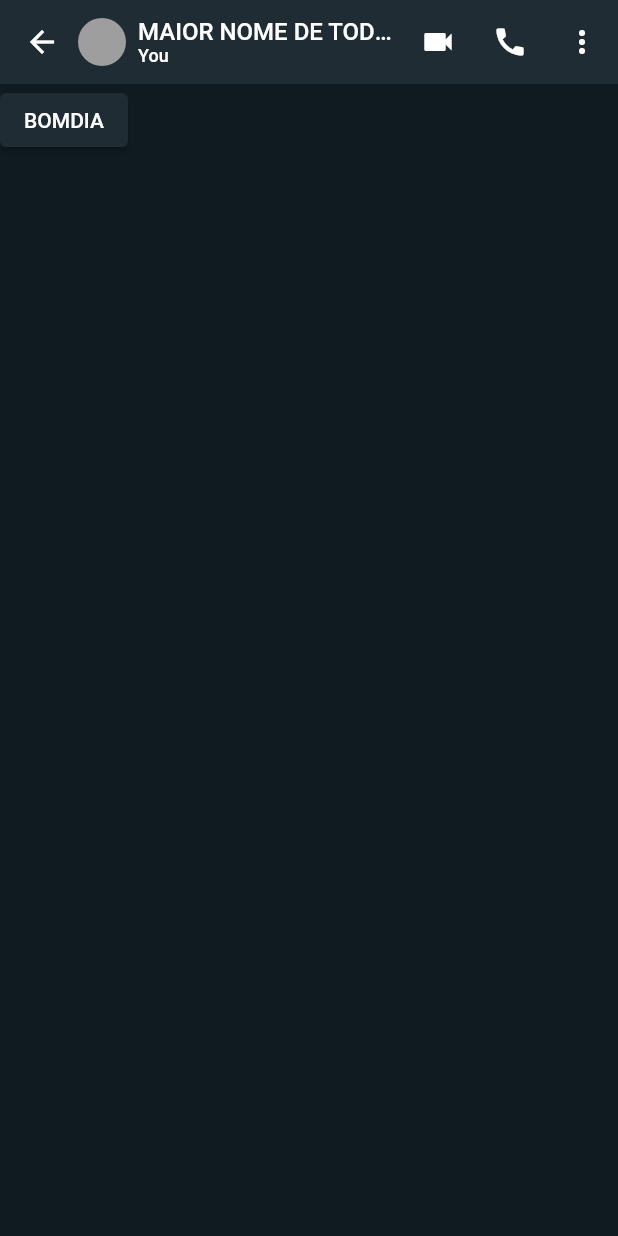
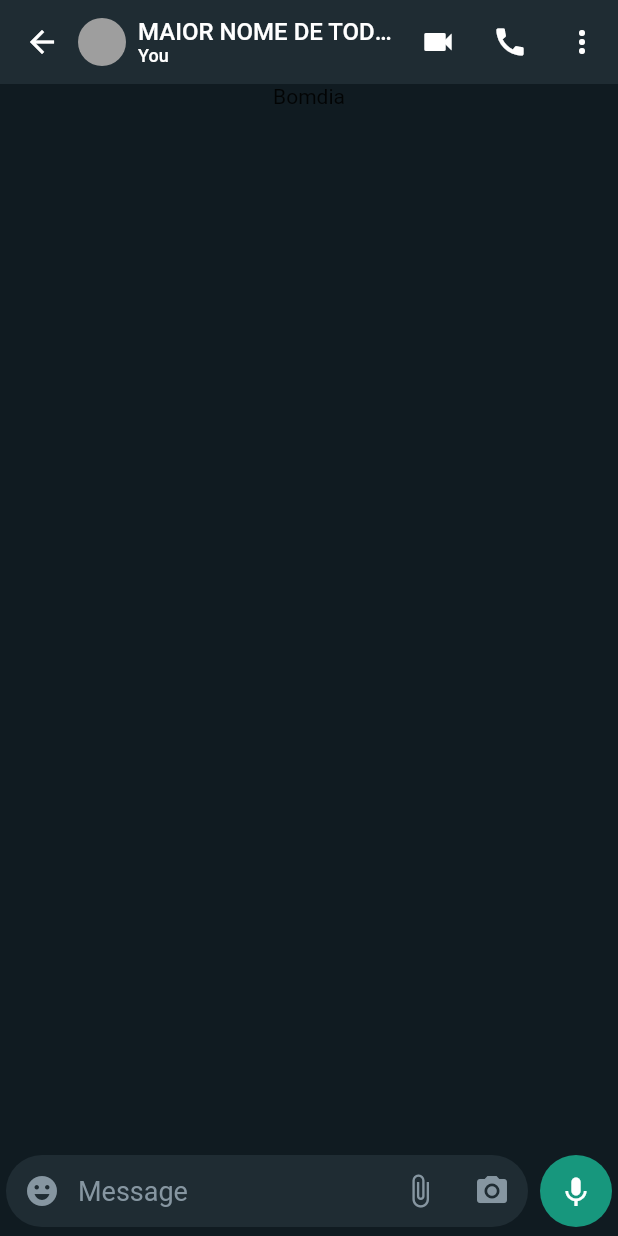
Before and after one commit to oliveira88/whatsapp, a Flutter app: the SingleChat screen opened by its route, on a phone screen of 412 x 824 dp. Run offline on Flutter 3.47's test engine with Material 2 defaults, Android fonts, the phone set to English and light mode, and no system bars.

Commit message:
Added Text message to the Single Chat Page

```diff
--- a/lib/views/chat/single_chat_page.dart
+++ b/lib/views/chat/single_chat_page.dart
@@ -1,74 +1,107 @@
 import 'package:flutter/material.dart';
+import 'package:whatsapp/theme/theme.dart';
+import 'package:whatsapp/views/chat/chat_header_widget.dart';
 
 class SingleChat extends StatelessWidget {
   const SingleChat({Key? key}) : super(key: key);
 
   @override
   Widget build(BuildContext context) {
-    return SafeArea(
-      child: Scaffold(
-        appBar: AppBar(
-          titleSpacing: -4.0,
-          title: Row(
+    final _textController = TextEditingController();
+    return Scaffold(
+      appBar: ChatHeader(
+        title: 'MAIOR NOME DE TODOS LOS T',
+        subtitle: 'You',
+      ),
+      body: Column(
         children: [
-              CircleAvatar(
-                radius: 16.0,
-                backgroundImage: null,
-                backgroundColor: Colors.grey[500],
+          Text('Bomdia'),
+          Expanded(
+            child: Row(
+              mainAxisAlignment: MainAxisAlignment.end,
+              crossAxisAlignment: CrossAxisAlignment.end,
+              children: [
+                Expanded(
+                  child: Column(
+                    mainAxisSize: MainAxisSize.max,
+                    mainAxisAlignment: MainAxisAlignment.end,
+                    children: [
+                      Container(
+                        margin:
+                            EdgeInsets.symmetric(vertical: 6, horizontal: 4),
+                        decoration: BoxDecoration(
+                          color: ColorTheme.Primary,
+                          borderRadius: BorderRadius.all(Radius.circular(50)),
                         ),
-              Expanded(
-                child: Container(
-                  padding: const EdgeInsets.only(left: 8.0),
-                  child: Column(
-                    crossAxisAlignment: CrossAxisAlignment.start,
-                    children: const [
-                      Text(
-                        'MAIOR NOME DE TODOS LOS T',
-                        style: TextStyle(fontSize: 16),
-                        overflow: TextOverflow.ellipsis,
+                        child: Row(
+                          children: [
+                            IconButton(
+                              onPressed: () {},
+                              icon: Icon(
+                                Icons.emoji_emotions,
+                                color: ColorTheme.GreyPrimary,
                               ),
-                      Text(
-                        'You',
-                        style: TextStyle(fontSize: 12),
-                        overflow: TextOverflow.ellipsis,
+                            ),
+                            Flexible(
+                              child: TextField(
+                                controller: _textController,
+                                cursorColor: ColorTheme.GreenPrimary,
+                                textCapitalization:
+                                    TextCapitalization.sentences,
+                                cursorWidth: 2,
+                                decoration: InputDecoration(
+                                  border: InputBorder.none,
+                                  hintText: 'Message',
+                                  hintStyle: TextStyle(
+                                    color: ColorTheme.GreyPrimary,
+                                  ),
+                                ),
+                                style: TextStyle(
+                                    color: Colors.white, fontSize: 18),
+                              ),
+                            ),
+                            IconButton(
+                              onPressed: () {},
+                              icon: Icon(
+                                Icons.attach_file,
+                                color: ColorTheme.GreyPrimary,
+                              ),
+                            ),
+                            _textController.text.isEmpty
+                                ? IconButton(
+                                    onPressed: () {},
+                                    icon: Icon(
+                                      Icons.camera_alt,
+                                      color: ColorTheme.GreyPrimary,
+                                    ),
+                                  )
+                                : SizedBox(),
+                          ],
+                        ),
                       ),
                     ],
+                  ),
+                ),
+                Container(
+                  margin: EdgeInsets.symmetric(vertical: 6, horizontal: 4),
+                  decoration: BoxDecoration(
+                    color: ColorTheme.GreenPrimary,
+                    shape: BoxShape.circle,
+                  ),
+                  child: IconButton(
+                    onPressed: () {},
+                    icon: Icon(
+                      _textController.text.isEmpty
+                          ? Icons.keyboard_voice
+                          : Icons.send,
+                      color: Colors.white,
                     ),
                   ),
                 )
               ],
             ),
-          actions: [
-            IconButton(
-              icon: Icon(
-                Icons.videocam,
-                color: Colors.white,
-              ),
-              onPressed: () {},
-            ),
-            IconButton(
-              icon: Icon(
-                Icons.call,
-                color: Colors.white,
-              ),
-              onPressed: () {},
-            ),
-            IconButton(
-              icon: Icon(
-                Icons.more_vert,
-                color: Colors.white,
-              ),
-              onPressed: () {},
           ),
         ],
-          elevation: 0,
-        ),
-        body: ElevatedButton(
-          onPressed: () {
-            Navigator.of(context).pop();
-          },
-          child: Text('BOMDIA'),
-        ),
       ),
     );
   }
```
Lines whose indentation alone changed are shown as unchanged.
